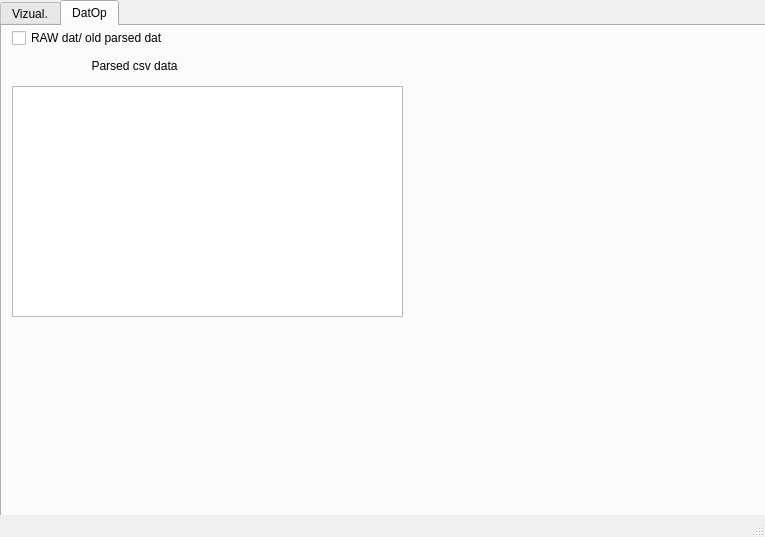
First picture: the form in mainwindow.ui, repository libriIPcko/RadarVisualizer, before the edit.
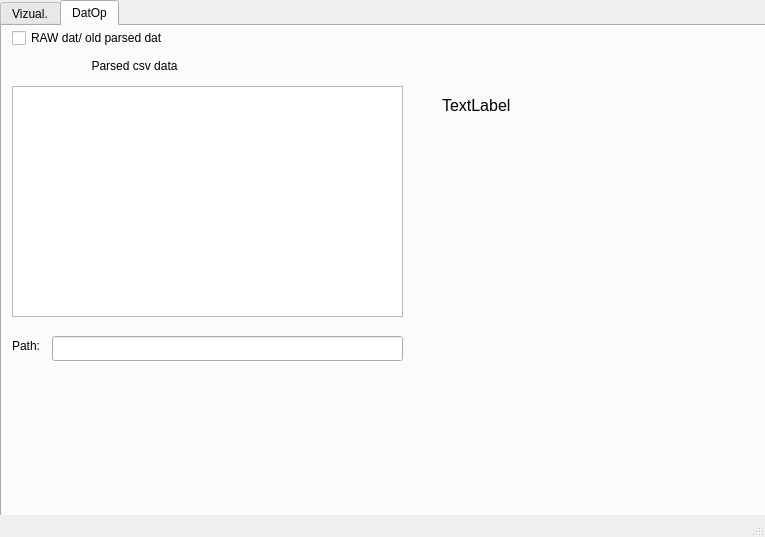
Second picture: the form after the edit.

Commit message: Multifunctional path for Debug and Release version

```diff
--- a/mainwindow.ui
+++ b/mainwindow.ui
@@ -302,6 +302,59 @@
        <set>Qt::AlignCenter</set>
       </property>
      </widget>
+     <widget class="QLineEdit" name="lineEdit">
+      <property name="geometry">
+       <rect>
+        <x>50</x>
+        <y>310</y>
+        <width>351</width>
+        <height>25</height>
+       </rect>
+      </property>
+     </widget>
+     <widget class="QLabel" name="label_5">
+      <property name="geometry">
+       <rect>
+        <x>10</x>
+        <y>310</y>
+        <width>31</width>
+        <height>20</height>
+       </rect>
+      </property>
+      <property name="text">
+       <string>Path:</string>
+      </property>
+     </widget>
+     <widget class="QLabel" name="notification">
+      <property name="geometry">
+       <rect>
+        <x>440</x>
+        <y>70</y>
+        <width>241</width>
+        <height>131</height>
+       </rect>
+      </property>
+      <property name="font">
+       <font>
+        <pointsize>12</pointsize>
+       </font>
+      </property>
+      <property name="lineWidth">
+       <number>1</number>
+      </property>
+      <property name="text">
+       <string>TextLabel</string>
+      </property>
+      <property name="scaledContents">
+       <bool>false</bool>
+      </property>
+      <property name="alignment">
+       <set>Qt::AlignLeading|Qt::AlignLeft|Qt::AlignTop</set>
+      </property>
+      <property name="wordWrap">
+       <bool>true</bool>
+      </property>
+     </widget>
     </widget>
    </widget>
   </widget>
```
The commit also changes 13 other files.
